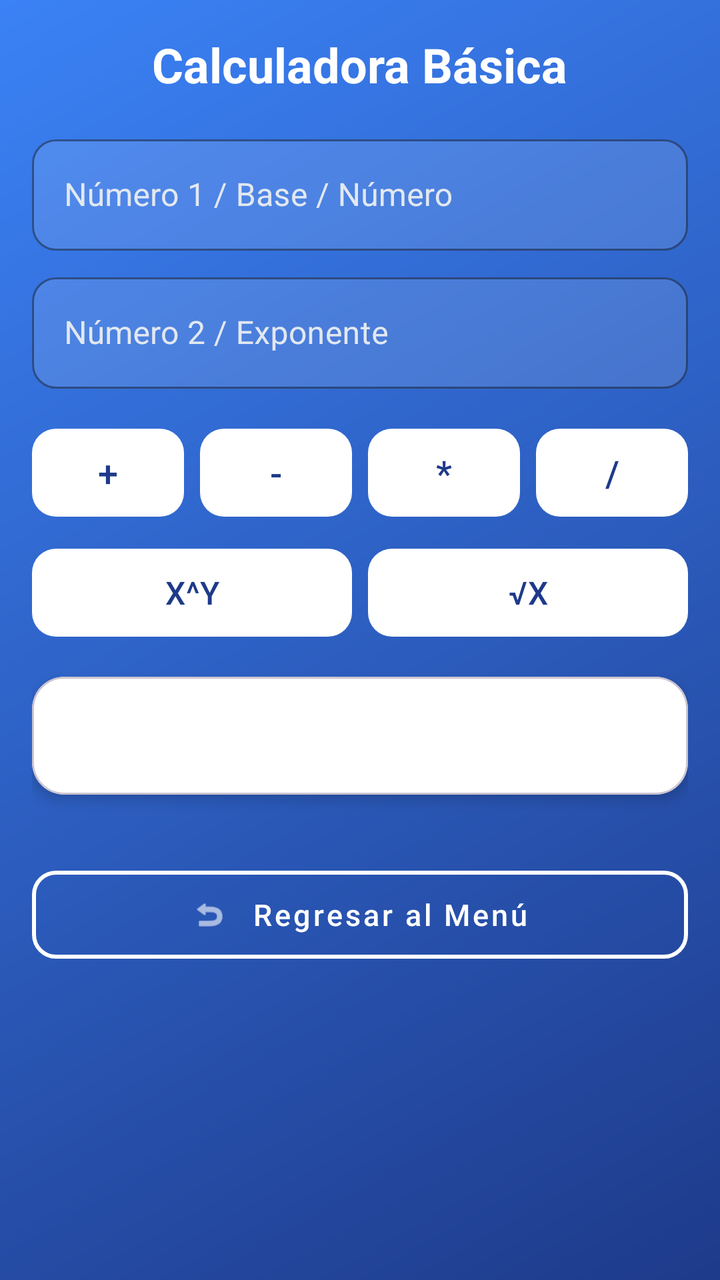
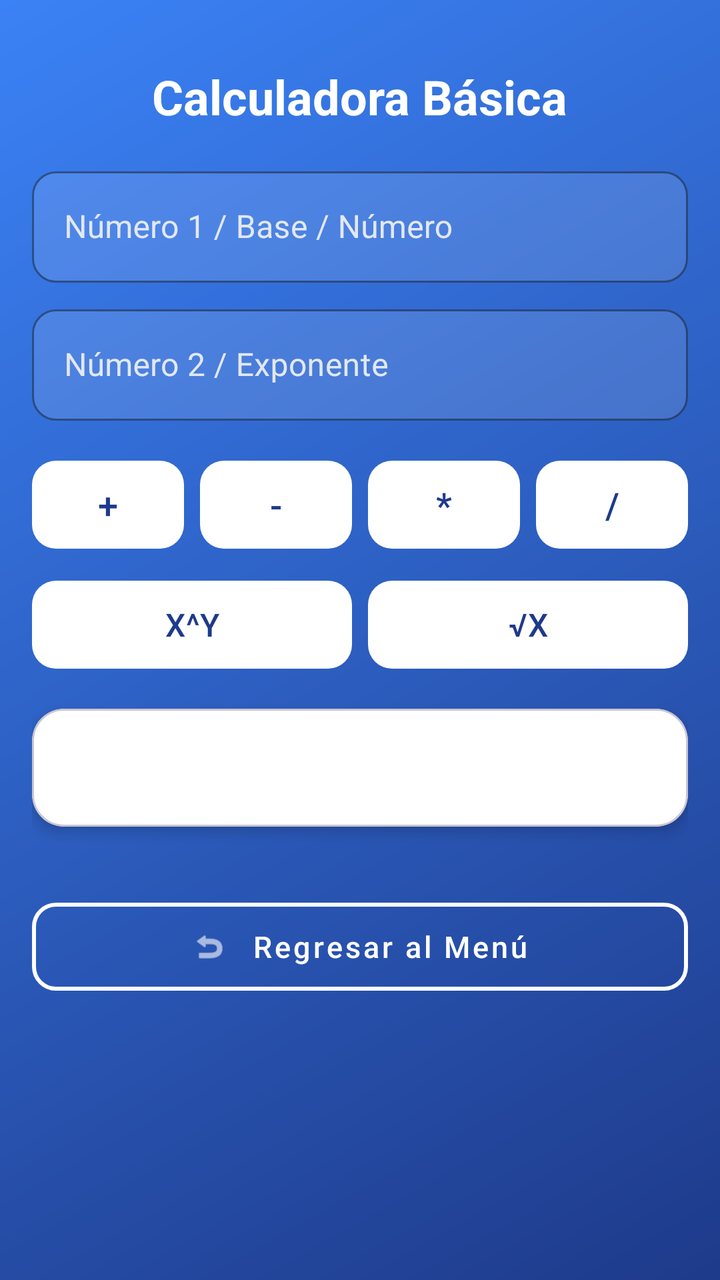

Two renders of the same Android screen: before a commit and after it. Below are the layout's source before the change and the commit's diff.
<!-- AndroidManifest.xml: application theme Theme._1erDesafioDSM -->
<!-- res/layout/activity_calculadora.xml -->
<?xml version="1.0" encoding="utf-8"?>
<ScrollView xmlns:android="http://schemas.android.com/apk/res/android"
    xmlns:app="http://schemas.android.com/apk/res-auto"
    android:layout_width="match_parent"
    android:layout_height="match_parent"
    android:background="@drawable/bg_gradient"
    android:padding="@dimen/padding_medium">

    <LinearLayout
        android:layout_width="match_parent"
        android:layout_height="wrap_content"
        android:orientation="vertical">

        
        <TextView
            android:layout_width="wrap_content"
            android:layout_height="wrap_content"
            android:text="@string/titulo_calculadora"
            android:textSize="24sp"
            android:textStyle="bold"
            android:textColor="#FFFFFF"
            android:layout_gravity="center_horizontal"
            android:layout_marginBottom="@dimen/margin_medium" />

        
        <com.google.android.material.textfield.TextInputLayout
            style="@style/Widget.MaterialComponents.TextInputLayout.OutlinedBox"
            android:layout_width="match_parent"
            android:layout_height="wrap_content"
            android:hint="@string/hint_num1"
            android:textColorHint="#E2E8F0"
            app:boxBackgroundColor="#1EFFFFFF"
            app:boxCornerRadiusTopStart="12dp"
            app:boxCornerRadiusTopEnd="12dp"
            app:boxCornerRadiusBottomStart="12dp"
            app:boxCornerRadiusBottomEnd="12dp"
            app:boxStrokeColor="#FFFFFF"
            app:hintTextColor="#FFFFFF"
            android:layout_marginBottom="@dimen/margin_small">

            <com.google.android.material.textfield.TextInputEditText
                android:id="@+id/txtNum1"
                android:layout_width="match_parent"
                android:layout_height="wrap_content"
                android:inputType="numberDecimal|numberSigned"
                android:textColor="#FFFFFF" />
        </com.google.android.material.textfield.TextInputLayout>

        
        <com.google.android.material.textfield.TextInputLayout
            style="@style/Widget.MaterialComponents.TextInputLayout.OutlinedBox"
            android:layout_width="match_parent"
            android:layout_height="wrap_content"
            android:hint="@string/hint_num2"
            android:textColorHint="#E2E8F0"
            app:boxBackgroundColor="#1EFFFFFF"
            app:boxCornerRadiusTopStart="12dp"
            app:boxCornerRadiusTopEnd="12dp"
            app:boxCornerRadiusBottomStart="12dp"
            app:boxCornerRadiusBottomEnd="12dp"
            app:boxStrokeColor="#FFFFFF"
            app:hintTextColor="#FFFFFF"
            android:layout_marginBottom="@dimen/margin_medium">

            <com.google.android.material.textfield.TextInputEditText
                android:id="@+id/txtNum2"
                android:layout_width="match_parent"
                android:layout_height="wrap_content"
                android:inputType="numberDecimal|numberSigned"
                android:textColor="#FFFFFF" />
        </com.google.android.material.textfield.TextInputLayout>

        
        <LinearLayout
            android:layout_width="match_parent"
            android:layout_height="wrap_content"
            android:orientation="horizontal"
            android:layout_marginBottom="8dp">

            <com.google.android.material.button.MaterialButton
                android:id="@+id/btnSuma"
                android:layout_width="0dp"
                android:layout_height="52dp"
                android:layout_weight="1"
                android:layout_marginEnd="4dp"
                android:text="+"
                android:textSize="18sp"
                android:textColor="#1E3A8A"
                app:backgroundTint="#FFFFFF"
                app:cornerRadius="12dp" />

            <com.google.android.material.button.MaterialButton
                android:id="@+id/btnResta"
                android:layout_width="0dp"
                android:layout_height="52dp"
                android:layout_weight="1"
                android:layout_marginStart="4dp"
                android:layout_marginEnd="4dp"
                android:text="-"
                android:textSize="18sp"
                android:textColor="#1E3A8A"
                app:backgroundTint="#FFFFFF"
                app:cornerRadius="12dp" />

            <com.google.android.material.button.MaterialButton
                android:id="@+id/btnMulti"
                android:layout_width="0dp"
                android:layout_height="52dp"
                android:layout_weight="1"
                android:layout_marginStart="4dp"
                android:layout_marginEnd="4dp"
                android:text="*"
                android:textSize="18sp"
                android:textColor="#1E3A8A"
                app:backgroundTint="#FFFFFF"
                app:cornerRadius="12dp" />

            <com.google.android.material.button.MaterialButton
                android:id="@+id/btnDiv"
                android:layout_width="0dp"
                android:layout_height="52dp"
                android:layout_weight="1"
                android:layout_marginStart="4dp"
                android:text="/"
                android:textSize="18sp"
                android:textColor="#1E3A8A"
                app:backgroundTint="#FFFFFF"
                app:cornerRadius="12dp" />
        </LinearLayout>

        
        <LinearLayout
            android:layout_width="match_parent"
            android:layout_height="wrap_content"
            android:orientation="horizontal"
            android:layout_marginBottom="@dimen/margin_medium">

            <com.google.android.material.button.MaterialButton
                android:id="@+id/btnExpo"
                android:layout_width="0dp"
                android:layout_height="52dp"
                android:layout_weight="1"
                android:layout_marginEnd="4dp"
                android:text="X^Y"
                android:textSize="16sp"
                android:textAllCaps="false"
                android:textColor="#1E3A8A"
                app:backgroundTint="#FFFFFF"
                app:cornerRadius="12dp" />

            <com.google.android.material.button.MaterialButton
                android:id="@+id/btnRaiz"
                android:layout_width="0dp"
                android:layout_height="52dp"
                android:layout_weight="1"
                android:layout_marginStart="4dp"
                android:text="√X"
                android:textSize="16sp"
                android:textAllCaps="false"
                android:textColor="#1E3A8A"
                app:backgroundTint="#FFFFFF"
                app:cornerRadius="12dp" />
        </LinearLayout>

        
        <com.google.android.material.card.MaterialCardView
            android:layout_width="match_parent"
            android:layout_height="wrap_content"
            app:cardCornerRadius="16dp"
            app:cardElevation="4dp"
            app:cardBackgroundColor="#FFFFFF"
            android:layout_marginBottom="@dimen/margin_medium">

            <TextView
                android:id="@+id/txtResultadoCalc"
                android:layout_width="match_parent"
                android:layout_height="wrap_content"
                android:textSize="20sp"
                android:textColor="#0F172A"
                android:textStyle="bold"
                android:padding="@dimen/padding_medium"
                android:gravity="center" />
        </com.google.android.material.card.MaterialCardView>

        
        <com.google.android.material.button.MaterialButton
            android:id="@+id/btnRegresarMenu"
            style="@style/Widget.MaterialComponents.Button.OutlinedButton"
            android:layout_width="match_parent"
            android:layout_height="56dp"
            android:text="Regresar al Menú"
            android:textSize="15sp"
            android:textAllCaps="false"
            android:textColor="#FFFFFF"
            app:strokeColor="#FFFFFF"
            app:strokeWidth="2dp"
            app:cornerRadius="12dp"
            app:icon="@android:drawable/ic_menu_revert"
            app:iconTint="#FFFFFF"
            app:iconGravity="textStart"
            app:iconPadding="12dp"
            android:layout_marginTop="@dimen/margin_medium" />

    </LinearLayout>
</ScrollView>
<!-- resources referenced by this layout -->
<resources>
  <dimen name="margin_medium">16dp</dimen>
  <dimen name="margin_small">8dp</dimen>
  <dimen name="padding_medium">16dp</dimen>
  <!-- drawable bg_gradient (drawable) -->
  <?xml version="1.0" encoding="utf-8"?>
  <shape xmlns:android="http://schemas.android.com/apk/res/android"
      android:shape="rectangle">
      <gradient
          android:angle="135"
          android:startColor="#1E3A8A"
          android:endColor="#3B82F6" />
  </shape>
  <string name="hint_num1">Número 1 / Base / Número</string>
  <string name="hint_num2">Número 2 / Exponente</string>
  <string name="titulo_calculadora">Calculadora Básica</string>
  <style name="Theme._1erDesafioDSM" parent="Base.Theme._1erDesafioDSM" />
  <style name="Base.Theme._1erDesafioDSM" parent="Theme.Material3.DayNight.NoActionBar">
          
          
      </style>
</resources>

<!-- the commit's change to res/layout/activity_calculadora.xml (unified diff, before → after) -->
@@ -4,6 +4,7 @@
     android:layout_width="match_parent"
     android:layout_height="match_parent"
     android:background="@drawable/bg_gradient"
+    android:fitsSystemWindows="true"
     android:padding="@dimen/padding_medium">
 
     <LinearLayout
@@ -20,6 +21,7 @@
             android:textStyle="bold"
             android:textColor="#FFFFFF"
             android:layout_gravity="center_horizontal"
+            android:layout_marginTop="16dp"
             android:layout_marginBottom="@dimen/margin_medium" />
 
         
